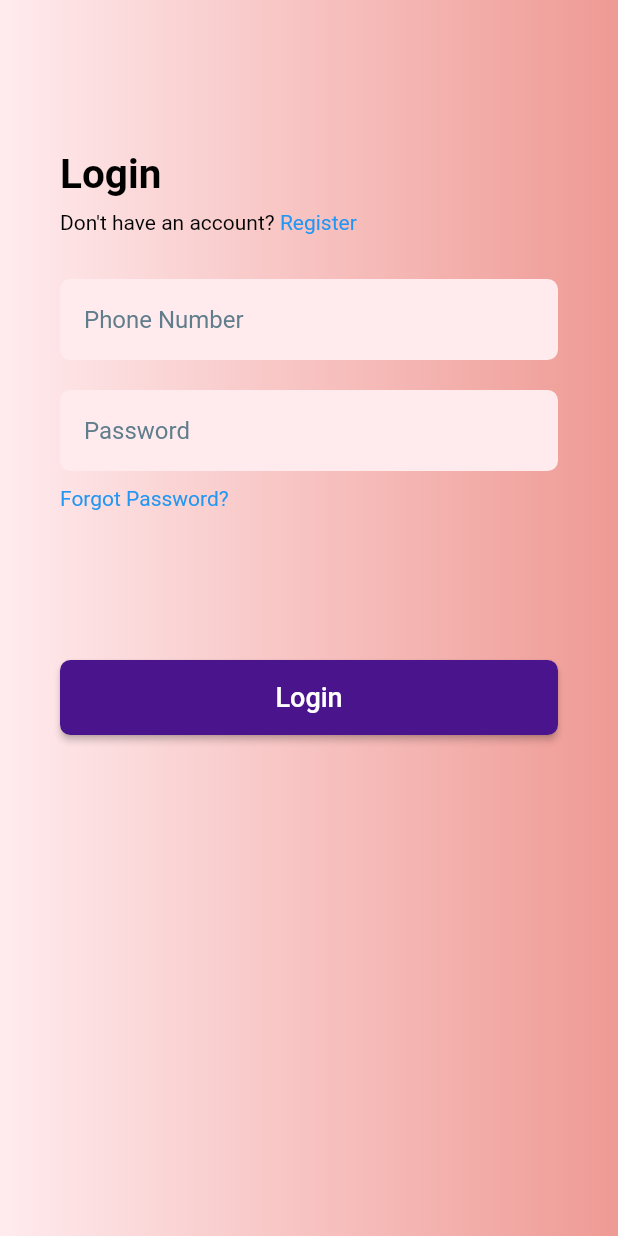
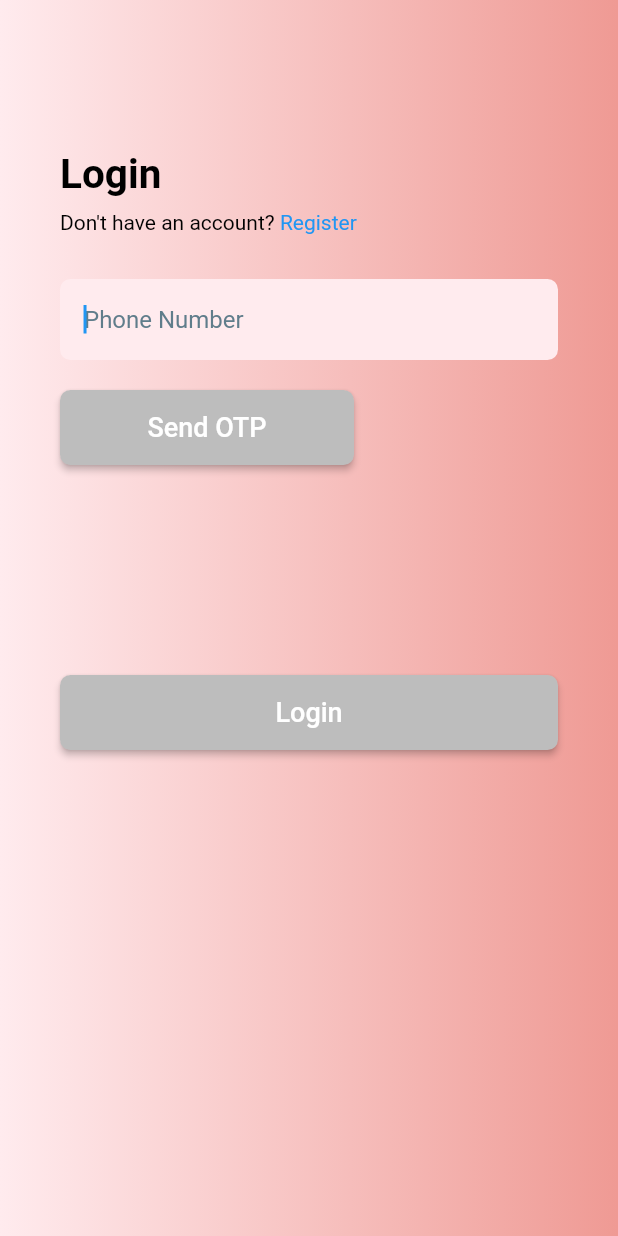
Before and after one commit to Priyanka-Chettri/Major_Project, a Flutter app: the LoginScreen screen opened directly, on a phone screen of 412 x 824 dp. Run offline on Flutter 3.47's test engine with Material 2 defaults, Android fonts, the light colour scheme and no system bars; our stand-ins replace firebase_core, firebase_database, geolocator, google_maps_flutter, image_picker, permission_handler; missing offline and left inert: tflite_flutter; accounts and stored records are empty; Roboto replaces fonts that are missing (PlayFair Display, Playfair Display).

Commit message:
otp & phone number static logic

```diff
--- a/lib/Login_Page.dart
+++ b/lib/Login_Page.dart
@@ -1,186 +1,24 @@
-// import 'package:flutter/gestures.dart';
-// import 'package:flutter/material.dart';
-
-// import 'home_screen.dart';
-
-// class LoginScreen extends StatelessWidget {
-//   const LoginScreen({Key? key}) : super(key: key);
-
-//   @override
-//   Widget build(BuildContext context) {
-//     TextStyle defaultStyle = const TextStyle(
-//         color: Colors.black, fontSize: 14, fontFamily: "Playfair Display");
-//     TextStyle linkStyle = const TextStyle(
-//         color: Colors.blue, fontSize: 14, fontFamily: "Playfair Display");
-//     return Scaffold(
-//       body: Container(
-//         height: MediaQuery.of(context).size.height,
-//         decoration: const BoxDecoration(
-//           gradient: LinearGradient(
-//               begin: Alignment.centerRight,
-//               end: Alignment.centerLeft,
-//               colors: [
-//                 Color(0xFFEF9A94),
-//                 Color(0xFFFFEBEE),
-//               ]),
-//         ),
-//         child: SingleChildScrollView(
-//           child: Padding(
-//             padding: const EdgeInsets.only(top: 100, left: 40, right: 40),
-//             child: Column(
-//               crossAxisAlignment: CrossAxisAlignment.start,
-//               children: [
-//                 const Text(
-//                   'Login',
-//                   style: TextStyle(
-//                     fontFamily: 'Playfair Display',
-//                     color: Colors.black,
-//                     fontSize: 27,
-//                     fontWeight: FontWeight.bold,
-//                   ),
-//                 ),
-//                 const SizedBox(
-//                   height: 8,
-//                 ),
-//                 RichText(
-//                     text: TextSpan(
-//                       style: defaultStyle,
-//                       children: [
-//                         const TextSpan(text: "Don't have an account?"),
-//                         TextSpan(
-//                           text: " Register",
-//                           style: linkStyle,
-//                           recognizer: TapGestureRecognizer()
-//                            /* ..onTap = () {
-//                               Navigator.pushAndRemoveUntil(
-//                                   context,
-//                                   MaterialPageRoute(
-//                                       builder: (context) => RegisterScreen()),
-//                                       (route) => true);
-//                             },*/
-//                         ),
-//                       ],
-//                     )),
-//                 const SizedBox(
-//                   height: 30,
-//                 ),
-//                 Container(
-//                     padding: const EdgeInsets.symmetric(vertical: 3),
-//                     decoration: BoxDecoration(
-//                       color: Colors.red.shade50,
-//                       borderRadius: BorderRadius.circular(7),
-//                     ),
-//                     child: TextFormField(
-//                       decoration: const InputDecoration(
-//                           border: InputBorder.none,
-//                           focusedBorder: InputBorder.none,
-//                           enabledBorder: InputBorder.none,
-//                           disabledBorder: InputBorder.none,
-//                           hintText: "Phone Number",
-//                           hintStyle: TextStyle(
-//                             color: Colors.blueGrey,
-//                             fontSize: 16,
-//                             fontWeight: FontWeight.w400,
-//                           ),
-//                           contentPadding: EdgeInsets.symmetric(
-//                               horizontal: 16, vertical: 14)),
-//                     )),
-//                 const SizedBox(
-//                   height: 20,
-//                 ),
-//                 Container(
-//                     padding: const EdgeInsets.symmetric(vertical: 3),
-//                     decoration: BoxDecoration(
-//                       color: Colors.red.shade50,
-//                       borderRadius: BorderRadius.circular(7),
-//                     ),
-//                     child: TextFormField(
-//                       decoration: const InputDecoration(
-//                           border: InputBorder.none,
-//                           focusedBorder: InputBorder.none,
-//                           enabledBorder: InputBorder.none,
-//                           disabledBorder: InputBorder.none,
-//                           hintText: "Password",
-//                           hintStyle: TextStyle(
-//                             color: Colors.blueGrey,
-//                             fontSize: 16,
-//                             fontWeight: FontWeight.w400,
-//                           ),
-//                           contentPadding: EdgeInsets.symmetric(
-//                               horizontal: 16, vertical: 14)),
-//                     )),
-//                 const SizedBox(
-//                   height: 10,
-//                 ),
-//                 RichText(
-//                     text: TextSpan(
-//                       style: defaultStyle,
-//                       children: [
-//                         TextSpan(
-//                           text: "Forgot Password?",
-//                           style: linkStyle,
-//                           recognizer: TapGestureRecognizer()
-//                             /*..onTap = () {
-//                               Navigator.pushAndRemoveUntil(
-//                                   context,
-//                                   MaterialPageRoute(
-//                                       builder: (context) => const ForgotPassword()),
-//                                       (route) => true);
-//                             },*/
-//                         ),
-//                       ],
-//                     )),
-//                 const SizedBox(
-//                   height: 100,
-//                 ),
-//                 SizedBox(
-//                   height: 50,
-//                   width: MediaQuery.of(context).size.width,
-//                   child: ElevatedButton(
-//                     // onPressed: (){},
-//                     onPressed: () {
-//                       Navigator.pushAndRemoveUntil(
-//                           context,
-//                           MaterialPageRoute(builder: (context) => HomeScreen()),
-//                               (route) => true);
-//                     },
-//                     style: ButtonStyle(
-//                       backgroundColor:
-//                       MaterialStateProperty.all<Color>(Color(0xff4A148C)),
-//                       shape: MaterialStateProperty.all<RoundedRectangleBorder>(
-//                         RoundedRectangleBorder(
-//                             borderRadius: BorderRadius.circular(7)),
-//                       ),
-//                     ),
-//                     child: const Text(
-//                       "Login",
-//                       style: TextStyle(
-//                         color: Colors.white,
-//                         fontSize: 18,
-//                         fontFamily: "PlayFair Display",
-//                       ),
-//                     ),
-//                   ),
-//                 ),
-//                 const SizedBox(
-//                   height: 5,
-//                 )
-//               ],
-//             ),
-//           ),
-//         ),
-//       ),
-//     );
-//   }
-// }
-
 import 'package:flutter/gestures.dart';
 import 'package:flutter/material.dart';
 
 import 'home_screen.dart';
 
-class LoginScreen extends StatelessWidget {
-  const LoginScreen({Key? key}) : super(key: key);
+class LoginScreen extends StatefulWidget {
+  LoginScreen({Key? key}) : super(key: key);
+
+  @override
+  State<LoginScreen> createState() => _LoginScreenState();
+}
+
+class _LoginScreenState extends State<LoginScreen> {
+  TextEditingController phoneController = TextEditingController();
+  TextEditingController otpController = TextEditingController();
+
+  FocusNode otpFocusNode = FocusNode();
+
+  bool isValidPhone = false;
+  bool otpSent = false;
+  bool isValidOtp = false;
 
   @override
   Widget build(BuildContext context) {
@@ -247,6 +85,8 @@ class LoginScreen extends StatelessWidget {
                     borderRadius: BorderRadius.circular(7),
                   ),
                   child: TextFormField(
+                    keyboardType: TextInputType.phone,
+                    controller: phoneController,
                     decoration: const InputDecoration(
                       border: InputBorder.none,
                       focusedBorder: InputBorder.none,
@@ -259,53 +99,100 @@ class LoginScreen extends StatelessWidget {
                         fontWeight: FontWeight.w400,
                       ),
                       contentPadding: EdgeInsets.symmetric(
-                              horizontal: 16, vertical: 14)),
-                    )),
+                        horizontal: 16,
+                        vertical: 14,
+                      ),
+                    ),
+                    autofocus: true,
+                    onChanged: (value) {
+                      if (value.length == 10) {
+                        isValidPhone = true;
+                      } else {
+                        isValidPhone = false;
+                      }
+                      setState(() {});
+                    },
+                  ),
+                ),
                 const SizedBox(
                   height: 20,
                 ),
-                Container(
+                SizedBox(
+                  height: 50,
+                  width: MediaQuery.of(context).size.width/2 - 10,
+                  child: ElevatedButton(
+                    onPressed: () {
+                      if(isValidPhone){
+                        setState(() {
+                          otpSent = true;
+                          otpFocusNode.requestFocus();
+                        });
+                        print("${isValidPhone}");
+                        // Navigator.pushAndRemoveUntil(
+                        //     context,
+                        //     MaterialPageRoute(builder: (context) => HomeScreen()),
+                        //     (route) => true);
+                      }
+                    },
+                    style: ButtonStyle(
+                      backgroundColor:
+                          MaterialStateProperty.all<Color>(isValidPhone ? otpSent? Colors.green : Color.fromARGB(255, 229, 150, 104) : Colors.grey.shade400),
+                      shape: MaterialStateProperty.all<RoundedRectangleBorder>(
+                        RoundedRectangleBorder(
+                            borderRadius: BorderRadius.circular(7)),
+                      ),
+                    ),
+                    child: Text(
+                      otpSent ? "OTP Sent !" : "Send OTP",
+                      style: TextStyle(
+                        color: Colors.white,
+                        fontSize: 18,
+                        fontFamily: "PlayFair Display",
+                      ),
+                    ),
+                  ),
+                ),
+                const SizedBox(
+                  height: 40,
+                ),
+                otpSent
+                    ? Container(
                         padding: const EdgeInsets.symmetric(vertical: 3),
                         decoration: BoxDecoration(
                           color: Colors.red.shade50,
                           borderRadius: BorderRadius.circular(7),
                         ),
                         child: TextFormField(
+                          keyboardType: TextInputType.phone,
+                          controller: otpController,
                           decoration: const InputDecoration(
                             border: InputBorder.none,
                             focusedBorder: InputBorder.none,
                             enabledBorder: InputBorder.none,
                             disabledBorder: InputBorder.none,
-                          hintText: "Password",
+                            hintText: "Enter OTP",
                             hintStyle: TextStyle(
                               color: Colors.blueGrey,
                               fontSize: 16,
                               fontWeight: FontWeight.w400,
                             ),
                             contentPadding: EdgeInsets.symmetric(
-                              horizontal: 16, vertical: 14)),
-                    )),
-                const SizedBox(
-                  height: 10,
+                              horizontal: 16,
+                              vertical: 14,
                             ),
-                RichText(
-                    text: TextSpan(
-                  style: defaultStyle,
-                  children: [
-                    TextSpan(
-                      text: "Forgot Password?",
-                      style: linkStyle,
-                      recognizer: TapGestureRecognizer()
-                        // ..onTap = () {
-                        //   Navigator.pushAndRemoveUntil(
-                        //       context,
-                        //       MaterialPageRoute(
-                        //           builder: (context) => const ForgotPassword()),
-                        //       (route) => true);
-                        // },
                           ),
-                  ],
-                )),
+                          focusNode: otpFocusNode,
+                          onChanged: (value) {
+                            if (value.length == 6) {
+                              isValidOtp = true;
+                            } else {
+                              isValidOtp = false;
+                            }
+                            setState(() {});
+                          },
+                        ),
+                      )
+                    : const SizedBox(),
                 const SizedBox(
                   height: 100,
                 ),
@@ -314,14 +201,17 @@ class LoginScreen extends StatelessWidget {
                   width: MediaQuery.of(context).size.width,
                   child: ElevatedButton(
                     onPressed: () {
-                      Navigator.pushAndRemoveUntil(
-                          context,
-                          MaterialPageRoute(builder: (context) => HomeScreen()),
-                          (route) => true);
+                      print("${phoneController.text}");
+                      // Navigator.pushAndRemoveUntil(
+                      //     context,
+                      //     MaterialPageRoute(builder: (context) => HomeScreen()),
+                      //     (route) => true);
                     },
                     style: ButtonStyle(
                       backgroundColor:
-                          MaterialStateProperty.all<Color>(Color(0xff4A148C)),
+                          MaterialStateProperty.all<Color>(
+                            otpController.text=="" ? Colors.grey.shade400 :
+                            Color(0xff4A148C)),
                       shape: MaterialStateProperty.all<RoundedRectangleBorder>(
                         RoundedRectangleBorder(
                             borderRadius: BorderRadius.circular(7)),
```
Lines whose indentation alone changed are shown as unchanged.
